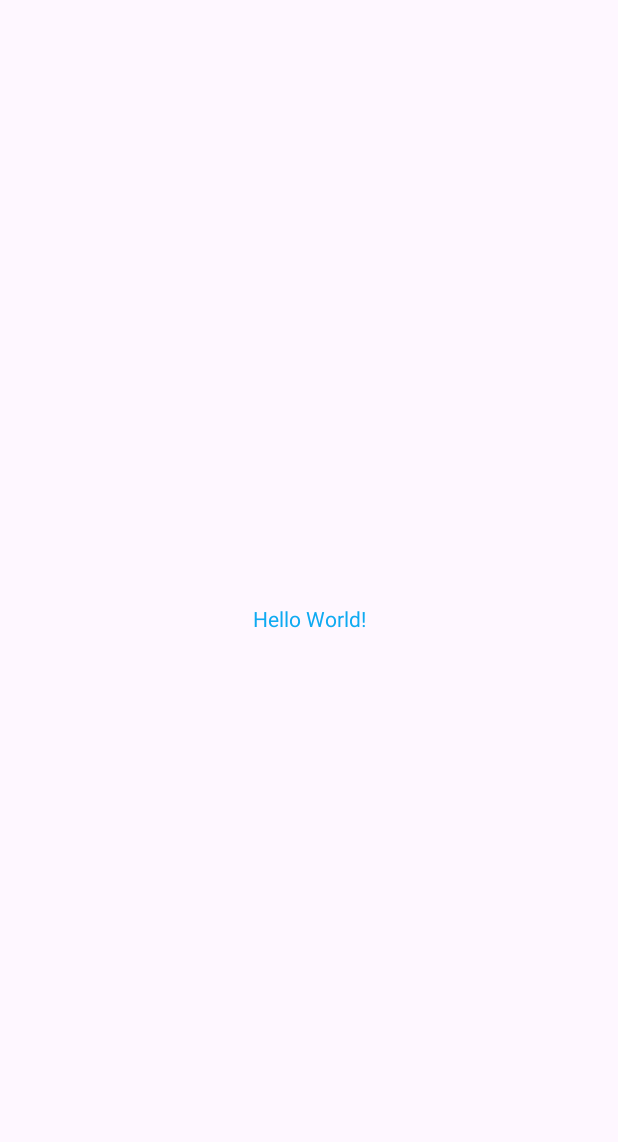
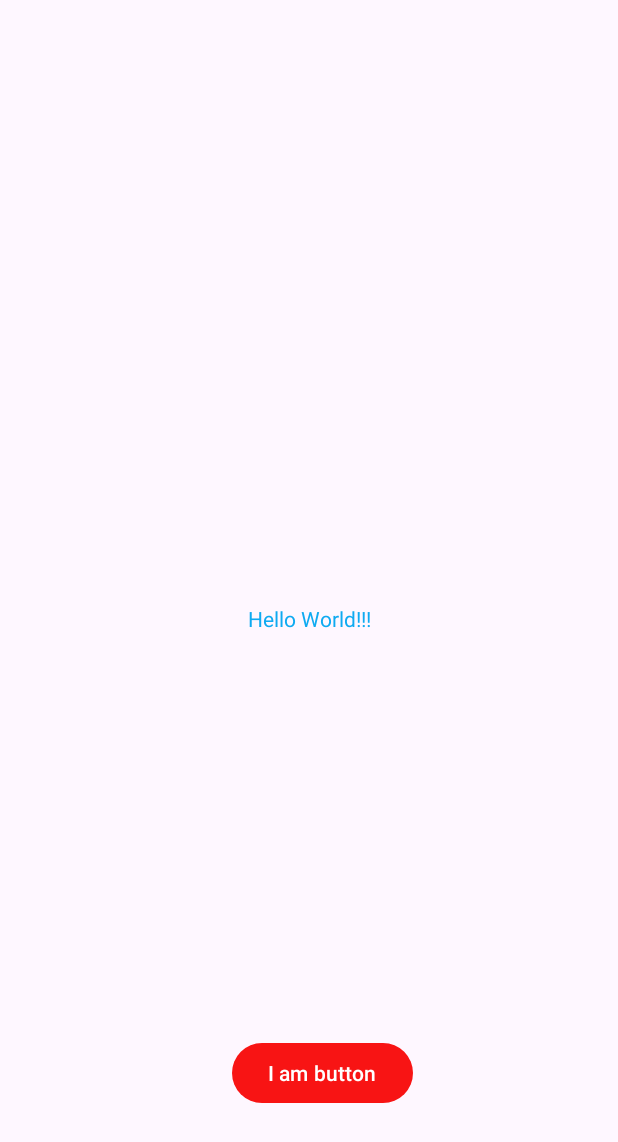
Before and after one commit to alkomij/AliAndroidLab, an Android app: the screen it shows after launch (MainActivity), on a phone screen of 412 x 824 dp. Before the commit the part shown is almost empty. Shown: the top 1142 px of the screen. Run offline under Robolectric (Android 15) with nearby library versions, the phone set to English and light mode, and no system bars.

Commit message:
third commit: add button and language

```diff
--- a/app/src/main/res/layout/activity_main.xml
+++ b/app/src/main/res/layout/activity_main.xml
@@ -10,10 +10,21 @@
     <TextView
         android:layout_width="wrap_content"
         android:layout_height="wrap_content"
-        android:text="Hello World!"
+        android:text="@string/hello_message"
         app:layout_constraintBottom_toBottomOf="parent"
         app:layout_constraintEnd_toEndOf="parent"
         app:layout_constraintStart_toStartOf="parent"
         app:layout_constraintTop_toTopOf="parent" >
     </TextView>
+
+    <Button
+        android:layout_width="wrap_content"
+        android:layout_height="wrap_content"
+        android:text="@string/button_message"
+        app:layout_constraintBottom_toBottomOf="parent"
+        app:layout_constraintEnd_toEndOf="parent"
+        app:layout_constraintHorizontal_bias="0.531"
+        app:layout_constraintStart_toStartOf="parent"
+        app:layout_constraintTop_toTopOf="parent"
+        app:layout_constraintVertical_bias="0.891"></Button>
 </androidx.constraintlayout.widget.ConstraintLayout>
--- a/app/src/main/res/values/strings.xml
+++ b/app/src/main/res/values/strings.xml
@@ -1,3 +1,5 @@
 <resources>
     <string name="app_name">Ali Android Lab</string>
+    <string name="hello_message">Hello World!!!</string>
+    <string name="button_message">I am button</string>
 </resources>
```
Also changed, not shown: 1 other file.
